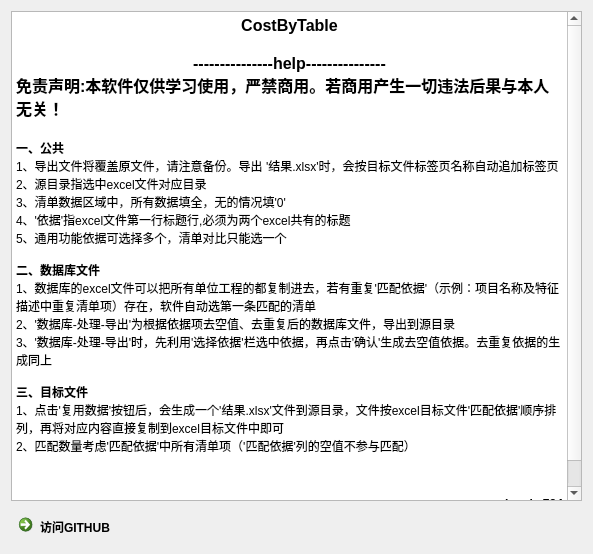
This is qt/uic/win_h_uic.ui in qhzgit734/CostByTable as Qt 5 draws it before an edit. The edited form follows.
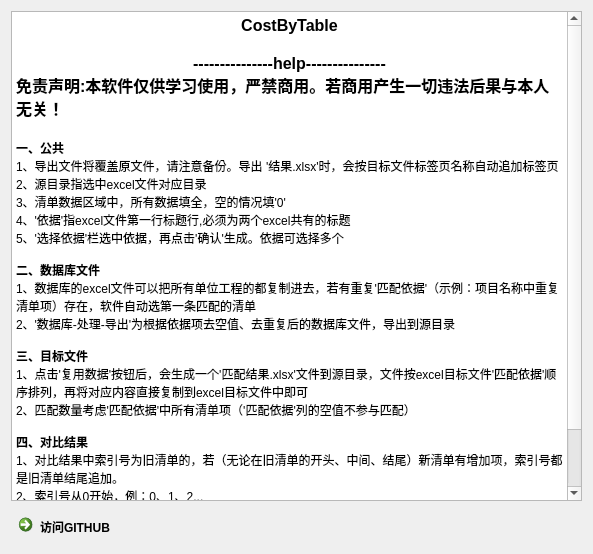
This is the edited form.

The edit to the form file:
```diff
--- a/qt/uic/win_h_uic.ui
+++ b/qt/uic/win_h_uic.ui
@@ -31,20 +31,22 @@
 &lt;p style=&quot; margin-top:0px; margin-bottom:0px; margin-left:0px; margin-right:0px; -qt-block-indent:0; text-indent:0px;&quot;&gt;&lt;span style=&quot; font-family:'宋体'; font-weight:600;&quot;&gt;一、公共&lt;/span&gt;&lt;/p&gt;
 &lt;p style=&quot; margin-top:0px; margin-bottom:0px; margin-left:0px; margin-right:0px; -qt-block-indent:0; text-indent:0px;&quot;&gt;&lt;span style=&quot; font-family:'宋体';&quot;&gt;1、导出文件将覆盖原文件，请注意备份。导出&lt;/span&gt; &lt;span style=&quot; font-family:'宋体';&quot;&gt;'结果.xlsx'时，会按目标文件标签页名称自动追加标签页&lt;/span&gt;&lt;/p&gt;
 &lt;p style=&quot; margin-top:0px; margin-bottom:0px; margin-left:0px; margin-right:0px; -qt-block-indent:0; text-indent:0px;&quot;&gt;2、源目录指选中excel文件对应目录&lt;/p&gt;
-&lt;p style=&quot; margin-top:0px; margin-bottom:0px; margin-left:0px; margin-right:0px; -qt-block-indent:0; text-indent:0px;&quot;&gt;&lt;span style=&quot; font-family:'宋体';&quot;&gt;3、清单数据区域中，所有数据填全，无的情况填'0'&lt;/span&gt;&lt;/p&gt;
+&lt;p style=&quot; margin-top:0px; margin-bottom:0px; margin-left:0px; margin-right:0px; -qt-block-indent:0; text-indent:0px;&quot;&gt;&lt;span style=&quot; font-family:'宋体';&quot;&gt;3、清单数据区域中，所有数据填全，空的情况填'0'&lt;/span&gt;&lt;/p&gt;
 &lt;p style=&quot; margin-top:0px; margin-bottom:0px; margin-left:0px; margin-right:0px; -qt-block-indent:0; text-indent:0px;&quot;&gt;4、'依据'指excel文件第一行标题行,必须为两个excel共有的标题&lt;/p&gt;
-&lt;p style=&quot; margin-top:0px; margin-bottom:0px; margin-left:0px; margin-right:0px; -qt-block-indent:0; text-indent:0px;&quot;&gt;5、通用功能依据可选择多个，清单对比只能选一个&lt;/p&gt;
+&lt;p style=&quot; margin-top:0px; margin-bottom:0px; margin-left:0px; margin-right:0px; -qt-block-indent:0; text-indent:0px;&quot;&gt;5、&lt;span style=&quot; font-family:'宋体';&quot;&gt;'选择依据'栏选中依据，再点击'确认'生成。&lt;/span&gt;依据可选择多个&lt;/p&gt;
 &lt;p style=&quot;-qt-paragraph-type:empty; margin-top:0px; margin-bottom:0px; margin-left:0px; margin-right:0px; -qt-block-indent:0; text-indent:0px;&quot;&gt;&lt;br /&gt;&lt;/p&gt;
 &lt;p style=&quot; margin-top:0px; margin-bottom:0px; margin-left:0px; margin-right:0px; -qt-block-indent:0; text-indent:0px;&quot;&gt;&lt;span style=&quot; font-family:'宋体'; font-weight:600;&quot;&gt;二、数据库文件&lt;/span&gt;&lt;/p&gt;
-&lt;p style=&quot; margin-top:0px; margin-bottom:0px; margin-left:0px; margin-right:0px; -qt-block-indent:0; text-indent:0px;&quot;&gt;&lt;span style=&quot; font-family:'宋体';&quot;&gt;1、数据库的excel文件可以把所有单位工程的都复制进去，若有重复'匹配依据'（示例：项目名称及特征描述中重复清单项）存在，软件自动选第一条匹配的清单&lt;/span&gt; &lt;/p&gt;
+&lt;p style=&quot; margin-top:0px; margin-bottom:0px; margin-left:0px; margin-right:0px; -qt-block-indent:0; text-indent:0px;&quot;&gt;&lt;span style=&quot; font-family:'宋体';&quot;&gt;1、数据库的excel文件可以把所有单位工程的都复制进去，若有重复'匹配依据'（示例：项目名称中重复清单项）存在，软件自动选第一条匹配的清单&lt;/span&gt; &lt;/p&gt;
 &lt;p style=&quot; margin-top:0px; margin-bottom:0px; margin-left:0px; margin-right:0px; -qt-block-indent:0; text-indent:0px;&quot;&gt;&lt;span style=&quot; font-family:'宋体';&quot;&gt;2、'数据库-处理-导出'为根据依据项去空值、去重复后的数据库文件，导出到源目录&lt;/span&gt; &lt;/p&gt;
-&lt;p style=&quot; margin-top:0px; margin-bottom:0px; margin-left:0px; margin-right:0px; -qt-block-indent:0; text-indent:0px;&quot;&gt;&lt;span style=&quot; font-family:'宋体';&quot;&gt;3、'数据库-处理-导出'时，先利用'选择依据'栏选中依据，再点击'确认'生成去空值依据。去重复依据的生成同上&lt;/span&gt;&lt;/p&gt;
-&lt;p style=&quot;-qt-paragraph-type:empty; margin-top:0px; margin-bottom:0px; margin-left:0px; margin-right:0px; -qt-block-indent:0; text-indent:0px; font-family:'宋体';&quot;&gt;&lt;br /&gt;&lt;/p&gt;
+&lt;p style=&quot;-qt-paragraph-type:empty; margin-top:0px; margin-bottom:0px; margin-left:0px; margin-right:0px; -qt-block-indent:0; text-indent:0px;&quot;&gt;&lt;br /&gt;&lt;/p&gt;
 &lt;p style=&quot; margin-top:0px; margin-bottom:0px; margin-left:0px; margin-right:0px; -qt-block-indent:0; text-indent:0px;&quot;&gt;&lt;span style=&quot; font-family:'宋体'; font-weight:600;&quot;&gt;三、目标文件&lt;/span&gt;&lt;/p&gt;
-&lt;p style=&quot; margin-top:0px; margin-bottom:0px; margin-left:0px; margin-right:0px; -qt-block-indent:0; text-indent:0px;&quot;&gt;1&lt;span style=&quot; font-family:'宋体';&quot;&gt;、点击'复用数据'按钮后，会生成一个'结果.xlsx'文件到源目录，文件按excel目标文件'匹配依据'顺序排列，再将对应内容直接复制到excel目标文件中即可&lt;/span&gt; &lt;/p&gt;
+&lt;p style=&quot; margin-top:0px; margin-bottom:0px; margin-left:0px; margin-right:0px; -qt-block-indent:0; text-indent:0px;&quot;&gt;1&lt;span style=&quot; font-family:'宋体';&quot;&gt;、点击'复用数据'按钮后，会生成一个'匹配结果.xlsx'文件到源目录，文件按excel目标文件'匹配依据'顺序排列，再将对应内容直接复制到excel目标文件中即可&lt;/span&gt; &lt;/p&gt;
 &lt;p style=&quot; margin-top:0px; margin-bottom:0px; margin-left:0px; margin-right:0px; -qt-block-indent:0; text-indent:0px;&quot;&gt;&lt;span style=&quot; font-family:'宋体';&quot;&gt;2、匹配数量考虑'匹配依据'中所有清单项（'匹配依据'列的空值不参与匹配）&lt;/span&gt;&lt;/p&gt;
 &lt;p style=&quot;-qt-paragraph-type:empty; margin-top:0px; margin-bottom:0px; margin-left:0px; margin-right:0px; -qt-block-indent:0; text-indent:0px;&quot;&gt;&lt;br /&gt;&lt;/p&gt;
-&lt;p style=&quot;-qt-paragraph-type:empty; margin-top:0px; margin-bottom:0px; margin-left:0px; margin-right:0px; -qt-block-indent:0; text-indent:0px;&quot;&gt;&lt;br /&gt;&lt;/p&gt;
+&lt;p style=&quot; margin-top:0px; margin-bottom:0px; margin-left:0px; margin-right:0px; -qt-block-indent:0; text-indent:0px;&quot;&gt;&lt;span style=&quot; font-family:'宋体'; font-weight:600;&quot;&gt;四、对比结果&lt;/span&gt;&lt;/p&gt;
+&lt;p style=&quot; margin-top:0px; margin-bottom:0px; margin-left:0px; margin-right:0px; -qt-block-indent:0; text-indent:0px;&quot;&gt;&lt;span style=&quot; font-family:'宋体';&quot;&gt;1、对比结果中索引号为旧清单的，若（无论在旧清单的开头、中间、结尾）新清单有增加项，索引号都是旧清单结尾追加。&lt;/span&gt;&lt;/p&gt;
+&lt;p style=&quot; margin-top:0px; margin-bottom:0px; margin-left:0px; margin-right:0px; -qt-block-indent:0; text-indent:0px;&quot;&gt;&lt;span style=&quot; font-family:'宋体';&quot;&gt;2、索引号从0开始，例：0、1、2...&lt;/span&gt;&lt;/p&gt;
+&lt;p style=&quot; margin-top:0px; margin-bottom:0px; margin-left:0px; margin-right:0px; -qt-block-indent:0; text-indent:0px;&quot;&gt;&lt;span style=&quot; font-family:'宋体';&quot;&gt;3、df1指旧清单，df2指新清单&lt;/span&gt;&lt;/p&gt;
 &lt;p style=&quot;-qt-paragraph-type:empty; margin-top:0px; margin-bottom:0px; margin-left:0px; margin-right:0px; -qt-block-indent:0; text-indent:0px;&quot;&gt;&lt;br /&gt;&lt;/p&gt;
 &lt;p align=&quot;right&quot; style=&quot; margin-top:0px; margin-bottom:0px; margin-left:0px; margin-right:0px; -qt-block-indent:0; text-indent:0px;&quot;&gt;&lt;span style=&quot; font-weight:600;&quot;&gt;by qhz734&lt;/span&gt;&lt;/p&gt;
 &lt;p align=&quot;right&quot; style=&quot; margin-top:0px; margin-bottom:0px; margin-left:0px; margin-right:0px; -qt-block-indent:0; text-indent:0px;&quot;&gt;&lt;span style=&quot; font-weight:600;&quot;&gt;20220910&lt;/span&gt;&lt;/p&gt;&lt;/body&gt;&lt;/html&gt;</string>
```
